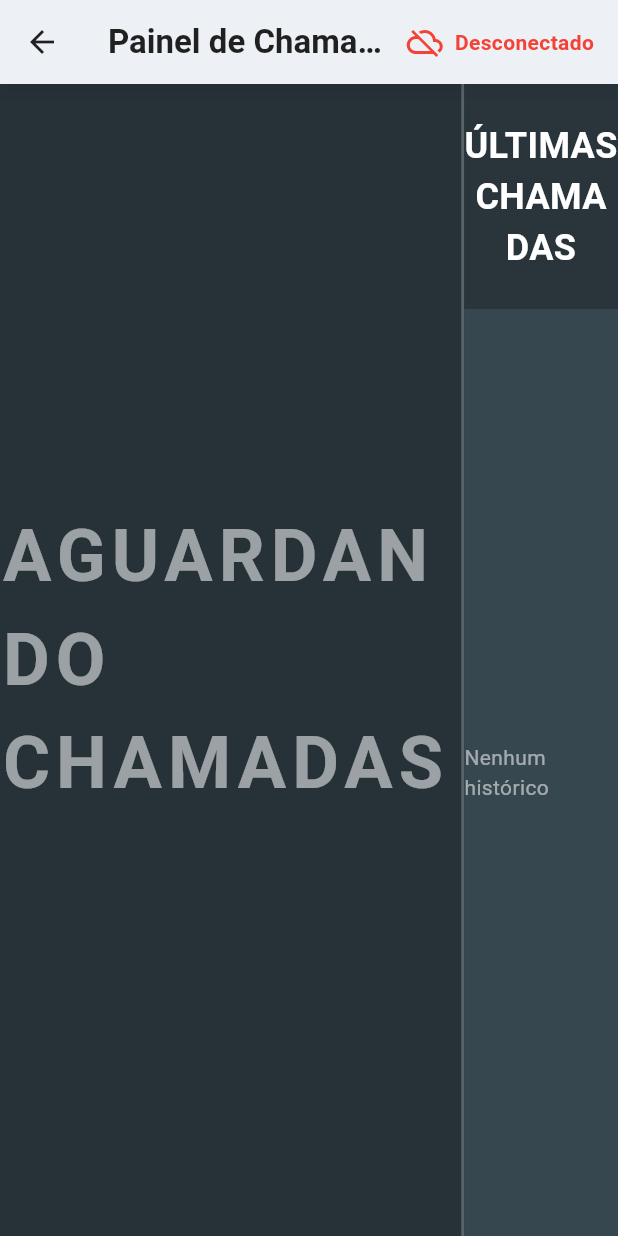
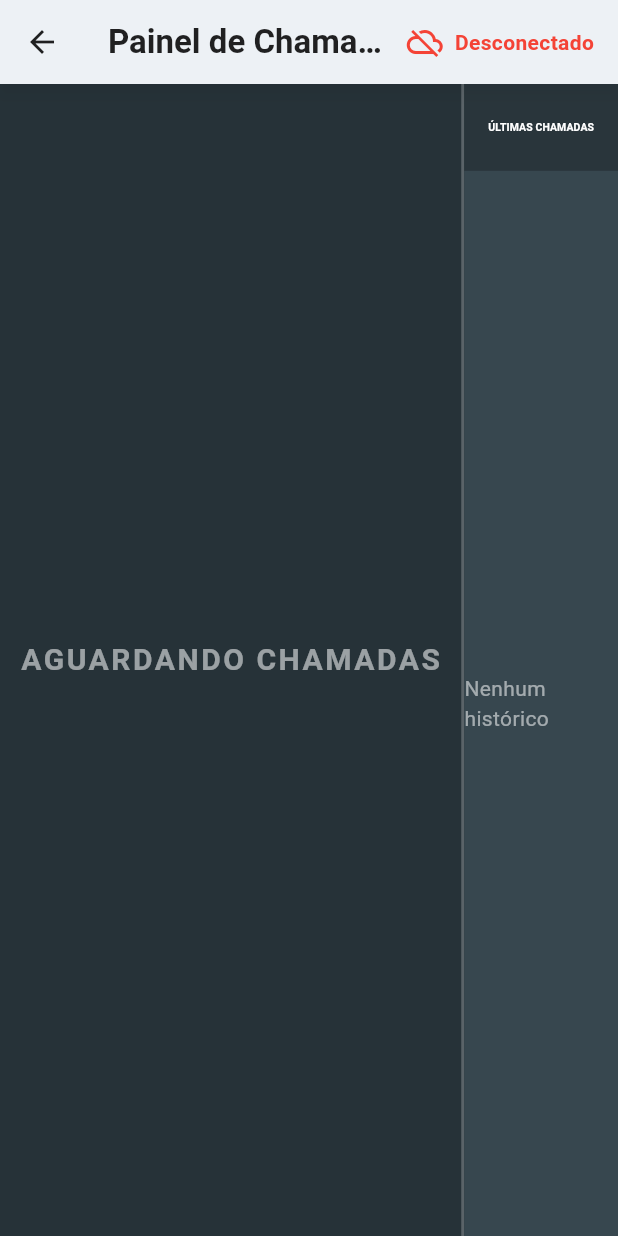
Before and after one commit to CarlosYanBezerraVieira/sase-system, a Flutter app: the TvView screen opened by its route, on a phone screen of 412 x 824 dp. Run offline on Flutter 3.47's test engine with Material 3 defaults, Android fonts, the light colour scheme and no system bars; our stand-ins replace audioplayers, get.

Commit message:
refactor(client): ajustando responsividade das telas do tv

```diff
--- a/sase_client/lib/modules/tv/widgets/tv_historico_painel.dart
+++ b/sase_client/lib/modules/tv/widgets/tv_historico_painel.dart
@@ -15,9 +15,11 @@ class TvHistoricoPainel extends GetView<TvController> {
         children: [
           Container(
             width: double.infinity,
-            padding: const EdgeInsets.symmetric(vertical: 24),
+            padding: const EdgeInsets.symmetric(vertical: 24, horizontal: 16),
             color: Colors.black26,
-            child: const Text(
+            child: const FittedBox(
+              fit: BoxFit.scaleDown,
+              child: Text(
                 'ÚLTIMAS CHAMADAS',
                 textAlign: TextAlign.center,
                 style: TextStyle(
@@ -27,6 +29,8 @@ class TvHistoricoPainel extends GetView<TvController> {
                 ),
               ),
             ),
+          ),
+
           Expanded(
             child: Obx(() {
               final historico = controller.historico;
@@ -43,10 +47,12 @@ class TvHistoricoPainel extends GetView<TvController> {
                 itemCount: historico.length,
                 padding: const EdgeInsets.all(24),
                 separatorBuilder: (_, _) =>
-                    const Divider(color: Colors.white24, height: 32),
+                    const Divider(color: Colors.white24, height: 24),
                 itemBuilder: (context, index) {
-                  return TvHistoricoItem(item: historico[index],
-                  isPrioritaria: controller.getIsPrioritariaByIndex(index),);
+                  return TvHistoricoItem(
+                    item: historico[index],
+                    isPrioritaria: controller.getIsPrioritariaByIndex(index),
+                  );
                 },
               );
             }),
--- a/sase_client/lib/modules/tv/widgets/tv_painel_atual.dart
+++ b/sase_client/lib/modules/tv/widgets/tv_painel_atual.dart
@@ -13,13 +13,19 @@ class TvPainelAtual extends GetView<TvController> {
       child: Obx(() {
         final atual = controller.ultimaChamada.value;
         if (atual == null) {
-          return const Text(
+          return const FittedBox(
+            fit: BoxFit.scaleDown,
+            child: Padding(
+              padding: EdgeInsets.all(32.0),
+              child: Text(
                 'AGUARDANDO CHAMADAS',
                 style: TextStyle(
                   color: Colors.white54,
                   fontSize: 48,
                   fontWeight: FontWeight.bold,
                   letterSpacing: 4,
+                ),
+              ),
             ),
           );
         }
@@ -36,12 +42,14 @@ class TvPainelAtual extends GetView<TvController> {
               child: FadeTransition(opacity: animation, child: child),
             );
           },
-          child: Container(
+          child: Padding(
             key: ValueKey(atual.senha),
+            padding: const EdgeInsets.all(24.0),
             child: Column(
-              mainAxisSize: MainAxisSize.min,
               children: [
-                const Text(
+                const FittedBox(
+                  fit: BoxFit.scaleDown,
+                  child: Text(
                     'SENHA',
                     style: TextStyle(
                       color: Colors.white70,
@@ -49,9 +57,14 @@ class TvPainelAtual extends GetView<TvController> {
                       letterSpacing: 4,
                     ),
                   ),
-                const SizedBox(height: 16),
-                Transform.scale(
-                  scale: 1.8,
+                ),
+
+                const Spacer(flex: 1),
+
+                Expanded(
+                  flex: 4,
+                  child: FittedBox(
+                    fit: BoxFit.contain,
                     child: SaseSenhaDisplay(
                       senha: atual.senha,
                       subtitulo: isPrioritaria ? 'PRIORIDADE' : 'NORMAL',
@@ -60,21 +73,33 @@ class TvPainelAtual extends GetView<TvController> {
                           : Colors.blue[600]!,
                     ),
                   ),
-                const SizedBox(height: 100),
-                Text(
+                ),
+
+                const Spacer(flex: 2),
+
+                const FittedBox(
+                  fit: BoxFit.scaleDown,
+                  child: Text(
                     'DIRIJA-SE AO GUICHÊ',
                     style: TextStyle(
-                    color: Colors.yellow[400],
+                      color: Colors.indigoAccent,
                       fontSize: 36,
                       fontWeight: FontWeight.w600,
                     ),
                   ),
-                Text(
+                ),
+
+                Expanded(
+                  flex: 3,
+                  child: FittedBox(
+                    fit: BoxFit.contain,
+                    child: Text(
                       '${atual.mesa}',
                       style: TextStyle(
                         color: Colors.yellow[400],
-                    fontSize: 120,
                         fontWeight: FontWeight.w900,
+                      ),
+                    ),
                   ),
                 ),
               ],
```
Also changed, not shown: sase_client/lib/modules/tv/widgets/tv_historico_item.dart (+28 -5 lines). Lines whose indentation alone changed are shown as unchanged.
